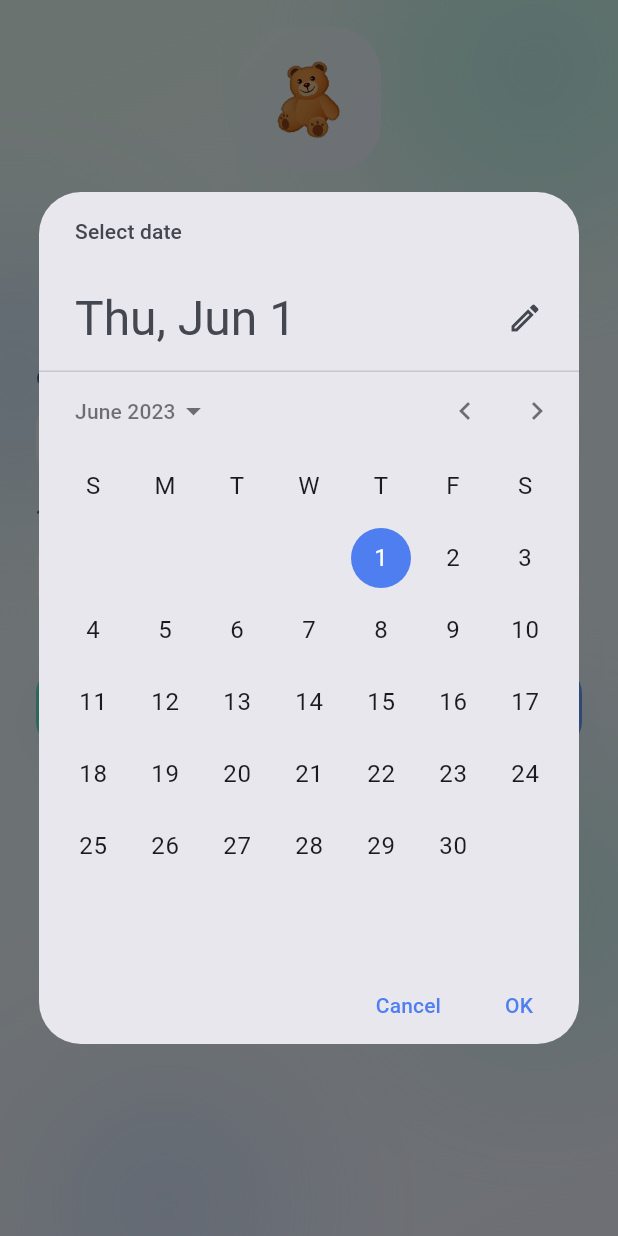
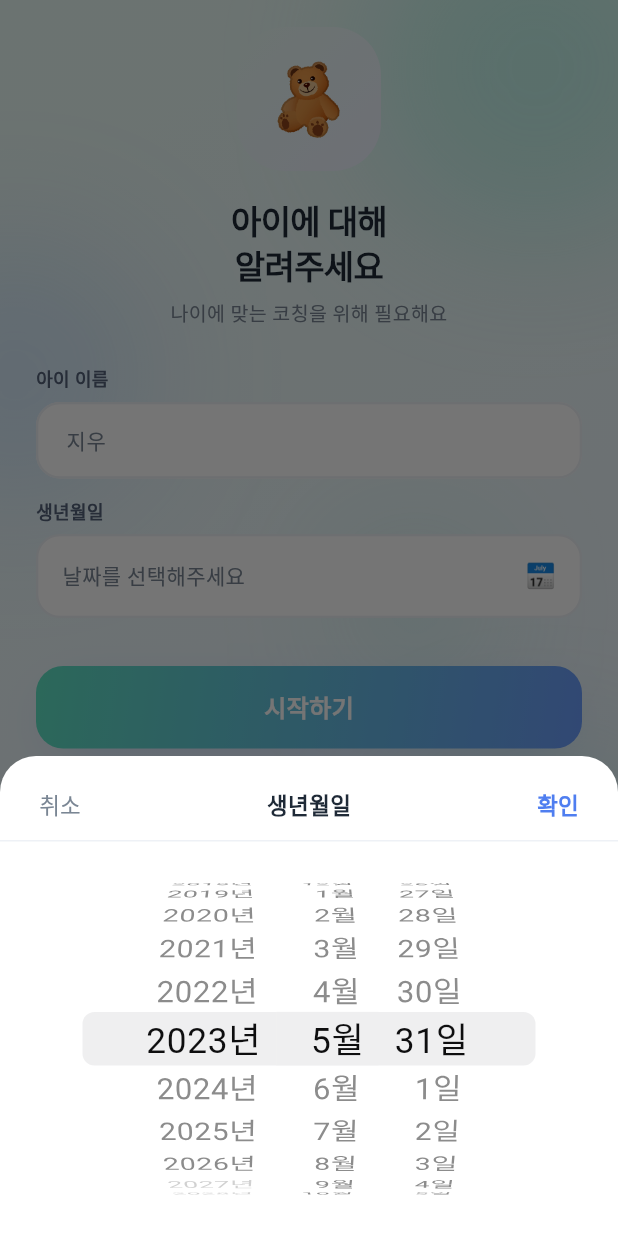
Before and after one commit to sodoojin/pretty-four, a Flutter app: the ProfileSetupScreen screen opened by its route, after a tap on "날짜를 선택해주세요", on a phone screen of 412 x 824 dp. Run offline on Flutter 3.47's test engine with Material 3 defaults, Android fonts, the phone set to English and light mode, and no system bars; our stand-ins replace dio, file_picker, flutter_dotenv, flutter_riverpod, flutter_secure_storage, go_router and 2 more; missing offline and left inert: kakao_flutter_sdk_user, record; accounts and stored records are empty.

Commit message:
feat(ui): 생년월일 휠 선택 + 앱 전체 한국어 로케일
- flutter_localizations(ko) 적용 — 날짜/시스템 UI 한글화
- 생년월일 입력을 Cupertino 휠 바텀시트로 교체(년/월/일, 한글 표기, 취소/확인)
- intl 0.20.2로 업데이트(로케일 호환)
- iOS 서명 팀 설정 반영(project.pbxproj)

Co-Authored-By: Claude Opus 4.8 (1M context) <noreply@anthropic.com>

```diff
--- a/pretty_four/lib/app.dart
+++ b/pretty_four/lib/app.dart
@@ -1,4 +1,5 @@
 import 'package:flutter/material.dart';
+import 'package:flutter_localizations/flutter_localizations.dart';
 import 'package:flutter_riverpod/flutter_riverpod.dart';
 import 'core/router.dart';
 import 'core/theme.dart';
@@ -12,6 +13,13 @@ class App extends StatelessWidget {
       child: MaterialApp.router(
         title: '이쁜네살',
         theme: buildAppTheme(),
+        locale: const Locale('ko'),
+        supportedLocales: const [Locale('ko'), Locale('en')],
+        localizationsDelegates: const [
+          GlobalMaterialLocalizations.delegate,
+          GlobalWidgetsLocalizations.delegate,
+          GlobalCupertinoLocalizations.delegate,
+        ],
         routerConfig: router,
       ),
     );
--- a/pretty_four/lib/screens/auth/profile_setup_screen.dart
+++ b/pretty_four/lib/screens/auth/profile_setup_screen.dart
@@ -1,3 +1,4 @@
+import 'package:flutter/cupertino.dart';
 import 'package:flutter/material.dart';
 import 'package:go_router/go_router.dart';
 import 'package:intl/intl.dart';
@@ -19,12 +20,66 @@ class _ProfileSetupScreenState extends State<ProfileSetupScreen> {
   bool _loading = false;
 
   Future<void> _pickDate() async {
-    final picked = await showDatePicker(
+    final now = DateTime.now();
+    DateTime temp = _birthDate ?? DateTime(now.year - 3, now.month, now.day);
+
+    final picked = await showModalBottomSheet<DateTime>(
       context: context,
-      initialDate: DateTime.now().subtract(const Duration(days: 365 * 3)),
-      firstDate: DateTime(2010),
-      lastDate: DateTime.now(),
+      backgroundColor: Colors.white,
+      shape: const RoundedRectangleBorder(
+        borderRadius: BorderRadius.vertical(top: Radius.circular(24)),
+      ),
+      builder: (ctx) {
+        return SafeArea(
+          child: SizedBox(
+            height: 320,
+            child: Column(
+              children: [
+                // 헤더: 취소 / 제목 / 확인
+                Padding(
+                  padding: const EdgeInsets.fromLTRB(8, 8, 8, 0),
+                  child: Row(
+                    mainAxisAlignment: MainAxisAlignment.spaceBetween,
+                    children: [
+                      TextButton(
+                        onPressed: () => Navigator.pop(ctx),
+                        child: const Text('취소',
+                            style: TextStyle(color: AppColors.sub, fontSize: 15)),
+                      ),
+                      const Text('생년월일',
+                          style: TextStyle(
+                              fontWeight: FontWeight.w800,
+                              fontSize: 15,
+                              color: AppColors.ink)),
+                      TextButton(
+                        onPressed: () => Navigator.pop(ctx, temp),
+                        child: const Text('확인',
+                            style: TextStyle(
+                                color: AppColors.blue2,
+                                fontWeight: FontWeight.w800,
+                                fontSize: 15)),
+                      ),
+                    ],
+                  ),
+                ),
+                const Divider(height: 1, color: AppColors.line),
+                // 휠 피커
+                Expanded(
+                  child: CupertinoDatePicker(
+                    mode: CupertinoDatePickerMode.date,
+                    initialDateTime: temp,
+                    minimumDate: DateTime(2010, 1, 1),
+                    maximumDate: now,
+                    onDateTimeChanged: (d) => temp = d,
+                  ),
+                ),
+              ],
+            ),
+          ),
+        );
+      },
     );
+
     if (picked != null) setState(() => _birthDate = picked);
   }
 
--- a/pretty_four/pubspec.yaml
+++ b/pretty_four/pubspec.yaml
@@ -30,6 +30,8 @@ environment:
 dependencies:
   flutter:
     sdk: flutter
+  flutter_localizations:
+    sdk: flutter
   dio: ^5.4.0
   file_picker: ^8.1.2
   flutter_secure_storage: ^9.2.2
@@ -40,7 +42,7 @@ dependencies:
   record: ^6.2.1
   permission_handler: ^11.3.1
   path_provider: ^2.1.3
-  intl: ^0.19.0
+  intl: ^0.20.2
   flutter_dotenv: ^5.1.0
   uuid: ^4.4.0
   kakao_flutter_sdk_user: ^1.9.5
```
Also changed, not shown: pretty_four/pubspec.lock, 1 other file.
